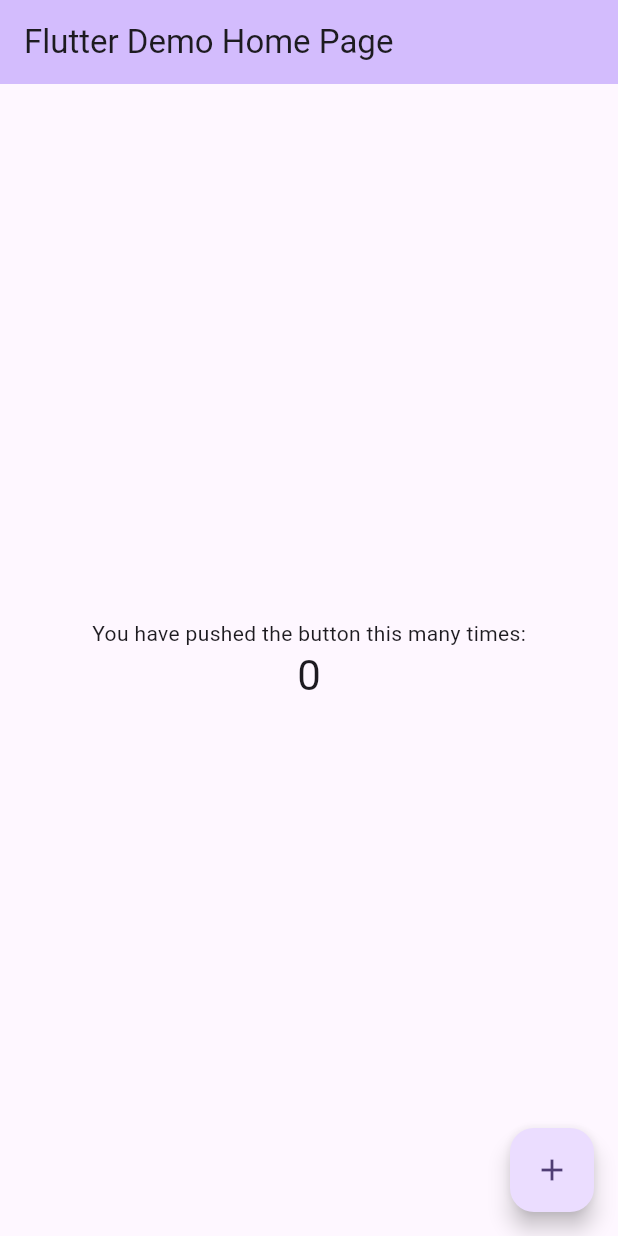
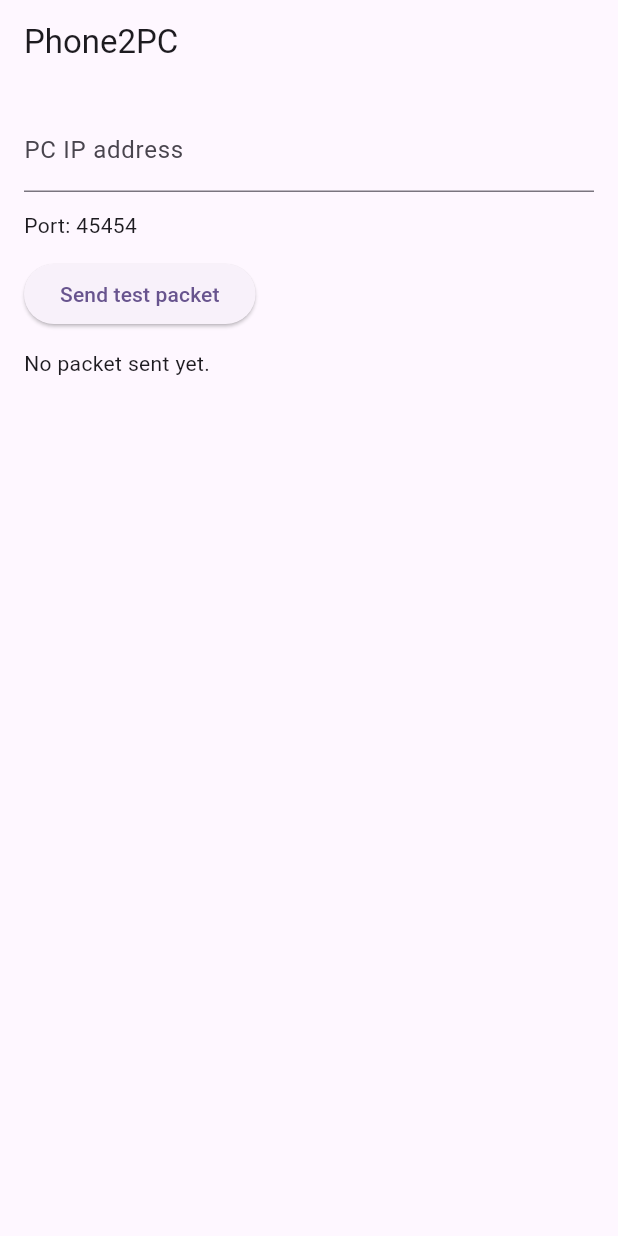
Before and after one commit to snugxd/phone2pc, a Flutter app: the screen it shows after launch, on a phone screen of 412 x 824 dp. Run offline on Flutter 3.47's test engine with Material 3 defaults, Android fonts, the phone set to English and light mode, and no system bars.

Commit message:
Add UDP test packet sender
Replace the Flutter counter screen with a PC IP address form that sends timestamped UDP test packets to port 45454.

Also add the Android internet permission, update widget coverage for invalid addresses, and refresh companion build artifacts.

```diff
--- a/lib/main.dart
+++ b/lib/main.dart
@@ -1,4 +1,33 @@
+import 'dart:convert';
+import 'dart:io';
+import 'dart:isolate';
+
 import 'package:flutter/material.dart';
+
+const _port = 45454;
+
+Future<String> _sendTestPacket(String ip, int sequence) {
+  return Isolate.run(() async {
+    final address = InternetAddress.tryParse(ip);
+    if (address == null || address.type != InternetAddressType.IPv4) {
+      throw const FormatException('Enter a valid PC IPv4 address.');
+    }
+
+    final socket = await RawDatagramSocket.bind(InternetAddress.anyIPv4, 0);
+    try {
+      final packet =
+          'PHONE2PC|$sequence|${DateTime.now().millisecondsSinceEpoch}';
+      final bytes = utf8.encode(packet);
+      final sent = socket.send(bytes, address, _port);
+      if (sent != bytes.length) {
+        throw const SocketException('The UDP packet could not be sent.');
+      }
+      return packet;
+    } finally {
+      socket.close();
+    }
+  });
+}
 
 void main() {
   runApp(const MyApp());
@@ -7,116 +36,87 @@ void main() {
 class MyApp extends StatelessWidget {
   const MyApp({super.key});
 
-  // This widget is the root of your application.
   @override
   Widget build(BuildContext context) {
     return MaterialApp(
-      title: 'Flutter Demo',
+      title: 'Phone2PC',
       theme: ThemeData(
-        // This is the theme of your application.
-        //
-        // TRY THIS: Try running your application with "flutter run". You'll see
-        // the application has a purple toolbar. Then, without quitting the app,
-        // try changing the seedColor in the colorScheme below to Colors.green
-        // and then invoke "hot reload" (save your changes or press the "hot
-        // reload" button in a Flutter-supported IDE, or press "r" if you used
-        // the command line to start the app).
-        //
-        // Notice that the counter didn't reset back to zero; the application
-        // state is not lost during the reload. To reset the state, use hot
-        // restart instead.
-        //
-        // This works for code too, not just values: Most code changes can be
-        // tested with just a hot reload.
-        colorScheme: .fromSeed(seedColor: Colors.deepPurple),
+        colorScheme: ColorScheme.fromSeed(seedColor: Colors.deepPurple),
       ),
-      home: const MyHomePage(title: 'Flutter Demo Home Page'),
+      home: const MyHomePage(),
     );
   }
 }
 
 class MyHomePage extends StatefulWidget {
-  const MyHomePage({super.key, required this.title});
-
-  // This widget is the home page of your application. It is stateful, meaning
-  // that it has a State object (defined below) that contains fields that affect
-  // how it looks.
-
-  // This class is the configuration for the state. It holds the values (in this
-  // case the title) provided by the parent (in this case the App widget) and
-  // used by the build method of the State. Fields in a Widget subclass are
-  // always marked "final".
-
-  final String title;
+  const MyHomePage({super.key});
 
   @override
   State<MyHomePage> createState() => _MyHomePageState();
 }
 
 class _MyHomePageState extends State<MyHomePage> {
-  int _counter = 0;
+  final _ipController = TextEditingController();
+  int _sequence = 0;
+  bool _sending = false;
+  String _status = 'No packet sent yet.';
 
-  void _incrementCounter() {
-    setState(() {
-      // This call to setState tells the Flutter framework that something has
-      // changed in this State, which causes it to rerun the build method below
-      // so that the display can reflect the updated values. If we changed
-      // _counter without calling setState(), then the build method would not be
-      // called again, and so nothing would appear to happen.
-      // This is first flutter comment
-      _counter++;
-    });
+  Future<void> _send() async {
+    final ip = _ipController.text.trim();
+    final sequence = ++_sequence;
+    setState(() => _sending = true);
+
+    try {
+      final packet = await _sendTestPacket(ip, sequence);
+      if (!mounted) return;
+      setState(() => _status = 'Last packet sent: $packet');
+    } catch (error) {
+      if (!mounted) return;
+      setState(() => _status = 'Error: $error');
+    } finally {
+      if (mounted) {
+        setState(() => _sending = false);
+      }
+    }
+  }
+
+  @override
+  void dispose() {
+    _ipController.dispose();
+    super.dispose();
   }
 
   @override
   Widget build(BuildContext context) {
-    // This method is rerun every time setState is called, for instance as done
-    // by the _incrementCounter method above.
-    //
-    // The Flutter framework has been optimized to make rerunning build methods
-    // fast, so that you can just rebuild anything that needs updating rather
-    // than having to individually change instances of widgets.
     return Scaffold(
-      appBar: AppBar(
-        // TRY THIS: Try changing the color here to a specific color (to
-        // Colors.amber, perhaps?) and trigger a hot reload to see the AppBar
-        // change color while the other colors stay the same.
-        backgroundColor: Theme.of(context).colorScheme.inversePrimary,
-        // Here we take the value from the MyHomePage object that was created by
-        // the App.build method, and use it to set our appbar title.
-        title: Text(widget.title),
-      ),
-      body: Center(
-        // Center is a layout widget. It takes a single child and positions it
-        // in the middle of the parent.
-        child: Column(
-          // Column is also a layout widget. It takes a list of children and
-          // arranges them vertically. By default, it sizes itself to fit its
-          // children horizontally, and tries to be as tall as its parent.
-          //
-          // Column has various properties to control how it sizes itself and
-          // how it positions its children. Here we use mainAxisAlignment to
-          // center the children vertically; the main axis here is the vertical
-          // axis because Columns are vertical (the cross axis would be
-          // horizontal).
-          //
-          // TRY THIS: Invoke "debug painting" (choose the "Toggle Debug Paint"
-          // action in the IDE, or press "p" in the console), to see the
-          // wireframe for each widget.
-          mainAxisAlignment: .center,
-          children: [
-            const Text('You have pushed the button this many times:'),
-            Text(
-              '$_counter',
-              style: Theme.of(context).textTheme.headlineMedium,
-            ),
-          ],
+      appBar: AppBar(title: const Text('Phone2PC')),
+      body: SafeArea(
+        child: SingleChildScrollView(
+          padding: const EdgeInsets.all(16),
+          child: Column(
+            crossAxisAlignment: CrossAxisAlignment.start,
+            children: [
+              TextField(
+                controller: _ipController,
+                keyboardType: TextInputType.numberWithOptions(decimal: true),
+                autocorrect: false,
+                decoration: const InputDecoration(
+                  labelText: 'PC IP address',
+                  hintText: '192.168.1.100',
+                ),
+              ),
+              const SizedBox(height: 12),
+              const Text('Port: 45454'),
+              const SizedBox(height: 12),
+              ElevatedButton(
+                onPressed: _sending ? null : _send,
+                child: const Text('Send test packet'),
+              ),
+              const SizedBox(height: 12),
+              Text(_status),
+            ],
+          ),
         ),
-      ),
-      floatingActionButton: FloatingActionButton(
-        onPressed: _incrementCounter,
-        tooltip: 'Increment',
-        child: const Icon(Icons.add),
       ),
     );
   }
--- a/pc_companion/obj/Debug/net10.0/pc_companion.sourcelink.json
+++ b/pc_companion/obj/Debug/net10.0/pc_companion.sourcelink.json
@@ -1 +1 @@
-{"documents":{"D:\\Personal Projects\\MouseProj\\phone2pc\\*":"https://raw.githubusercontent.com/snugxd/phone2pc/ef356d926e50073f5ebffebc09ed0d6046f5ff55/*"}}
+{"documents":{"D:\\Personal Projects\\MouseProj\\phone2pc\\*":"https://raw.githubusercontent.com/snugxd/phone2pc/9b75cb3493a15c7e3d6316f601a1debe8c0caaa8/*"}}
```
Also changed, not shown: 12 other files.
